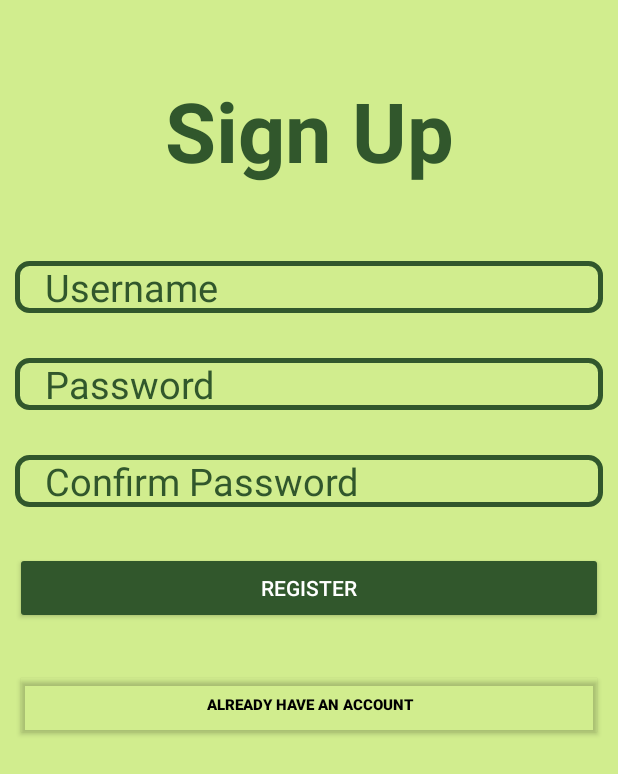
After one commit to Anupama1912/CS2340-gameSuite, an Android app: the signupActivity screen opened directly, with no data from a screen before it, on a phone screen of 412 x 824 dp. The commit adds this screen. Shown: the top 774 px of the screen. Run offline under Robolectric (Android 15) with nearby library versions, the phone set to English and light mode, and no system bars; Roboto replaces fonts that are not available here.

Commit message:
signUp page

```diff
--- a/GameSuite2/app/src/main/AndroidManifest.xml
+++ b/GameSuite2/app/src/main/AndroidManifest.xml
@@ -2,7 +2,8 @@
 <manifest xmlns:android="http://schemas.android.com/apk/res/android"
     xmlns:tools="http://schemas.android.com/tools"
     package="com.example.gamesuite">
-    <uses-permission android:name="android.permission.INTERNET"/>
+
+    <uses-permission android:name="android.permission.INTERNET" />
 
     <application
         android:allowBackup="true"
@@ -15,7 +16,10 @@
         android:theme="@style/Theme.AppCompat.NoActionBar"
         tools:targetApi="31">
         <activity
-            android:name=".login"
+            android:name=".signupActivity"
+            android:exported="false" />
+        <activity
+            android:name=".loginActivity"
             android:exported="false" />
         <activity
             android:name=".AboutActivity"
--- a/GameSuite2/app/src/main/java/com/example/gamesuite/login.java
+++ b/GameSuite2/app/src/main/java/com/example/gamesuite/loginActivity.java
@@ -4,7 +4,7 @@ import androidx.appcompat.app.AppCompatActivity;
 
 import android.os.Bundle;
 
-public class login extends AppCompatActivity {
+public class loginActivity extends AppCompatActivity {
 
     @Override
     protected void onCreate(Bundle savedInstanceState) {
--- /dev/null
+++ b/GameSuite2/app/src/main/java/com/example/gamesuite/signupActivity.java
@@ -0,0 +1,14 @@
+package com.example.gamesuite;
+
+import androidx.appcompat.app.AppCompatActivity;
+
+import android.os.Bundle;
+
+public class signupActivity extends AppCompatActivity {
+
+    @Override
+    protected void onCreate(Bundle savedInstanceState) {
+        super.onCreate(savedInstanceState);
+        setContentView(R.layout.activity_signup);
+    }
+}
--- /dev/null
+++ b/GameSuite2/app/src/main/res/drawable/txtbg.xml
@@ -0,0 +1,5 @@
+<?xml version="1.0" encoding="utf-8"?>
+<shape xmlns:android="http://schemas.android.com/apk/res/android">
+    <stroke android:color="#31572C" android:width="3dp"></stroke>
+    <corners android:radius="8dp"></corners>
+</shape>
--- a/GameSuite2/app/src/main/res/layout/activity_login.xml
+++ b/GameSuite2/app/src/main/res/layout/activity_login.xml
@@ -1,9 +1,9 @@
 <?xml version="1.0" encoding="utf-8"?>
-<androidx.constraintlayout.widget.ConstraintLayout xmlns:android="http://schemas.android.com/apk/res/android"
+<FrameLayout xmlns:android="http://schemas.android.com/apk/res/android"
     xmlns:app="http://schemas.android.com/apk/res-auto"
     xmlns:tools="http://schemas.android.com/tools"
     android:layout_width="match_parent"
     android:layout_height="match_parent"
-    tools:context=".login">
+    tools:context=".loginActivity">
 
-</androidx.constraintlayout.widget.ConstraintLayout>
+</FrameLayout>
--- /dev/null
+++ b/GameSuite2/app/src/main/res/layout/activity_signup.xml
@@ -0,0 +1,72 @@
+<?xml version="1.0" encoding="utf-8"?>
+<LinearLayout xmlns:android="http://schemas.android.com/apk/res/android"
+    xmlns:app="http://schemas.android.com/apk/res-auto"
+    xmlns:tools="http://schemas.android.com/tools"
+    android:layout_width="match_parent"
+    android:layout_height="match_parent"
+    android:padding="10dp"
+    android:background="#D1ED8E"
+    android:orientation="vertical"
+    tools:context=".signupActivity">
+
+    <TextView
+        android:layout_width="match_parent"
+        android:layout_height="wrap_content"
+        android:text="Sign Up"
+        android:textColor="#31572C"
+        android:textSize="55dp"
+        android:textStyle="bold"
+        android:gravity="center_horizontal"
+        android:layout_marginTop="40dp"
+        android:layout_marginBottom="50dp"/>
+    <EditText
+        android:layout_width="match_parent"
+        android:layout_height="wrap_content"
+        android:id="@+id/username"
+        android:hint="Username"
+        android:textSize="25dp"
+        android:textColorHint="#31572C"
+        android:background="@drawable/txtbg"
+        android:layout_marginBottom="30dp"
+        android:paddingLeft="20dp"/>
+
+    <EditText
+        android:layout_width="match_parent"
+        android:layout_height="wrap_content"
+        android:id="@+id/password"
+        android:hint="Password"
+        android:textSize="25dp"
+        android:textColorHint="#31572C"
+        android:background="@drawable/txtbg"
+        android:layout_marginBottom="30dp"
+        android:paddingLeft="20dp"/>
+    <EditText
+        android:layout_width="match_parent"
+        android:layout_height="wrap_content"
+        android:id="@+id/repassword"
+        android:hint="Confirm Password"
+        android:textSize="25dp"
+        android:textColorHint="#31572C"
+        android:background="@drawable/txtbg"
+        android:layout_marginBottom="30dp"
+        android:paddingLeft="20dp"/>
+    <Button
+        android:layout_width="match_parent"
+        android:layout_height="wrap_content"
+        android:id="@+id/signup"
+        android:text="Register"
+        android:backgroundTint="#31572C"
+        android:layout_marginBottom="30dp"
+        />
+    <Button
+        android:layout_width="match_parent"
+        android:layout_height="wrap_content"
+        android:id="@+id/login"
+        android:text="already have an account"
+        android:textColor="@color/black"
+        android:textStyle="bold"
+        android:textSize="10dp"
+        android:backgroundTint="#0031572C"
+        android:layout_marginBottom="30dp"
+        />
+</LinearLayout>
```
